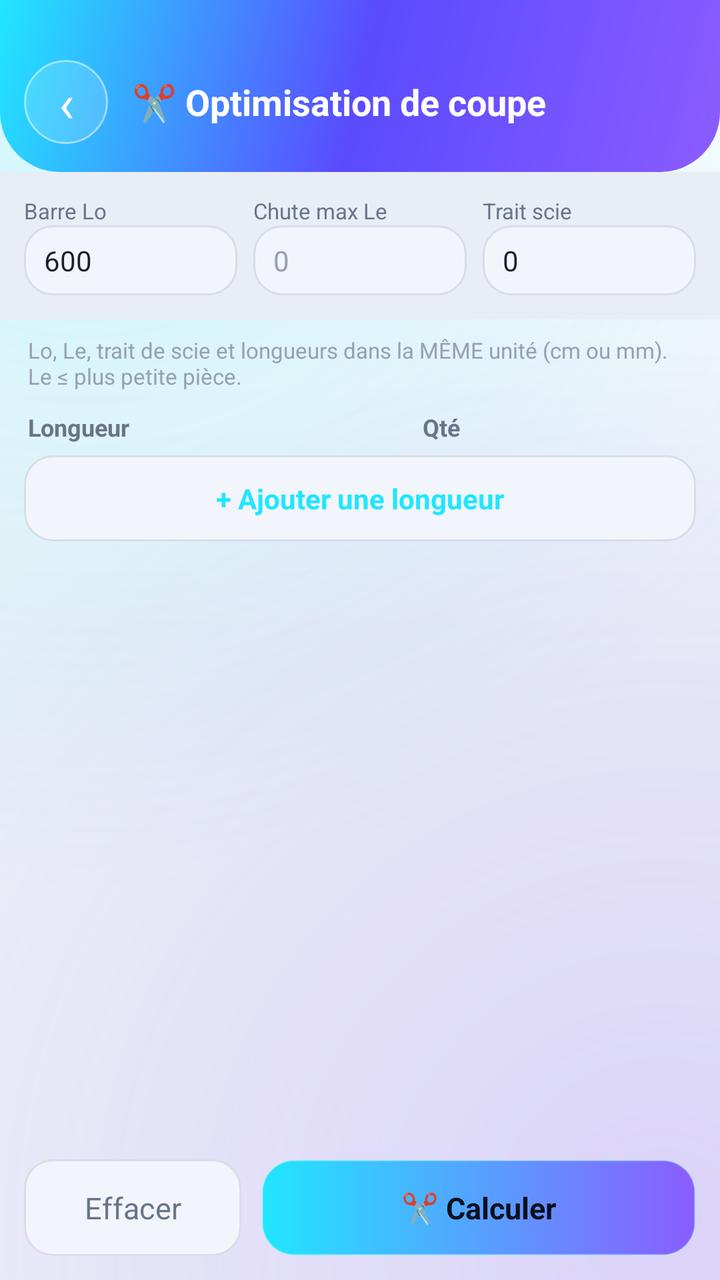
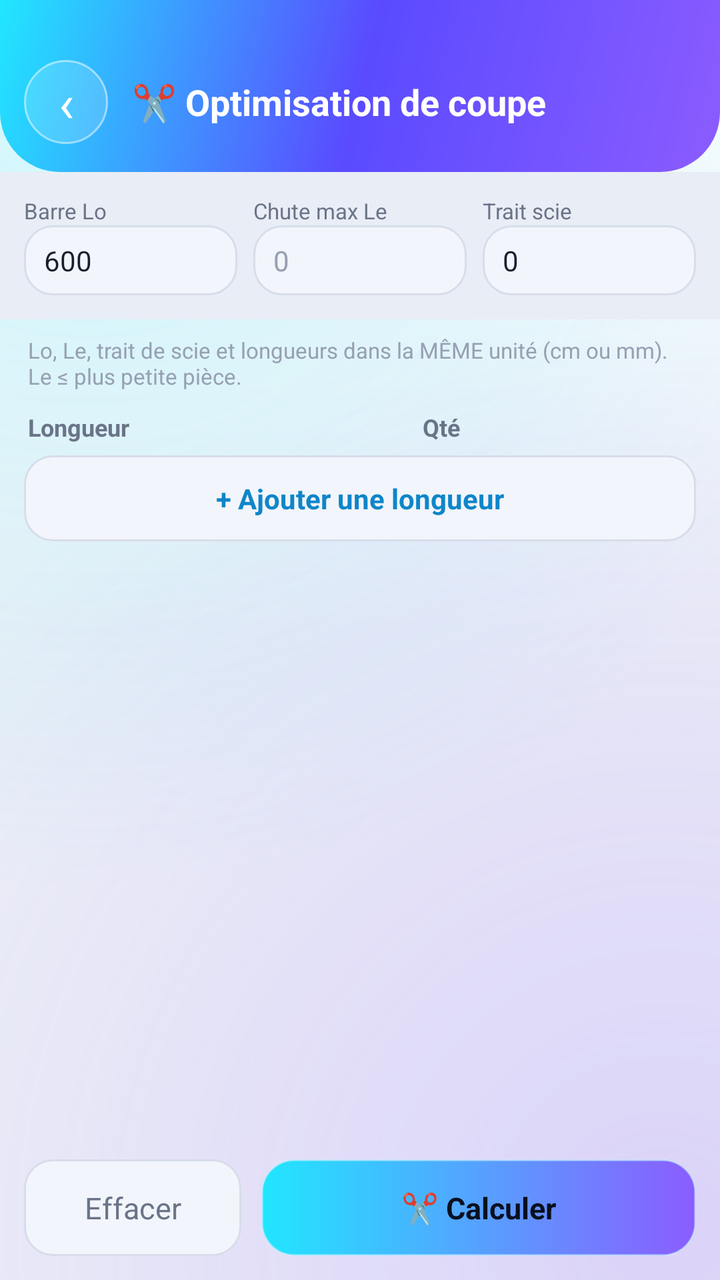

Two renders of the same Android screen: before a commit and after it. Below are the layout's source before the change and the commit's diff.
<!-- AndroidManifest.xml: application theme Theme.AluManager -->
<!-- res/layout/activity_opticoupe.xml -->
<?xml version="1.0" encoding="utf-8"?>
<LinearLayout xmlns:android="http://schemas.android.com/apk/res/android"
    android:layout_width="match_parent"
    android:layout_height="match_parent"
    android:background="@drawable/bg_space"
    android:orientation="vertical">

    <LinearLayout
        android:layout_width="match_parent"
        android:layout_height="wrap_content"
        android:background="@drawable/hero_bg"
        android:gravity="center_vertical"
        android:orientation="horizontal"
        android:paddingHorizontal="12dp"
        android:paddingTop="30dp"
        android:paddingBottom="14dp">

        <TextView
            android:id="@+id/btnBack"
            android:layout_width="42dp"
            android:layout_height="42dp"
            android:background="@drawable/avatar_circle"
            android:gravity="center"
            android:text="‹"
            android:textColor="#FFFFFF"
            android:textSize="26sp" />

        <TextView
            android:layout_width="0dp"
            android:layout_height="wrap_content"
            android:layout_marginStart="12dp"
            android:layout_weight="1"
            android:text="✂️ Optimisation de coupe"
            android:textColor="#FFFFFF"
            android:textSize="18sp"
            android:textStyle="bold" />
    </LinearLayout>

    
    <LinearLayout
        android:layout_width="match_parent"
        android:layout_height="wrap_content"
        android:background="#E9EDF5"
        android:orientation="horizontal"
        android:padding="12dp">

        <LinearLayout
            android:layout_width="0dp"
            android:layout_height="wrap_content"
            android:layout_weight="1"
            android:orientation="vertical">
            <TextView android:layout_width="wrap_content" android:layout_height="wrap_content"
                android:text="Barre Lo" android:textColor="#6A7488" android:textSize="11sp" />
            <EditText android:id="@+id/inLo" android:layout_width="match_parent" android:layout_height="wrap_content"
                android:background="@drawable/field_bg" android:inputType="numberDecimal" android:text="600"
                android:paddingHorizontal="10dp" android:paddingVertical="8dp"
                android:textColor="#18202E" android:textSize="14sp" />
        </LinearLayout>

        <View android:layout_width="8dp" android:layout_height="1dp" />

        <LinearLayout
            android:layout_width="0dp"
            android:layout_height="wrap_content"
            android:layout_weight="1"
            android:orientation="vertical">
            <TextView android:layout_width="wrap_content" android:layout_height="wrap_content"
                android:text="Chute max Le" android:textColor="#6A7488" android:textSize="11sp" />
            <EditText android:id="@+id/inLe" android:layout_width="match_parent" android:layout_height="wrap_content"
                android:background="@drawable/field_bg" android:inputType="numberDecimal" android:hint="0"
                android:paddingHorizontal="10dp" android:paddingVertical="8dp"
                android:textColor="#18202E" android:textColorHint="#97A0B2" android:textSize="14sp" />
        </LinearLayout>

        <View android:layout_width="8dp" android:layout_height="1dp" />

        <LinearLayout
            android:layout_width="0dp"
            android:layout_height="wrap_content"
            android:layout_weight="1"
            android:orientation="vertical">
            <TextView android:layout_width="wrap_content" android:layout_height="wrap_content"
                android:text="Trait scie" android:textColor="#6A7488" android:textSize="11sp" />
            <EditText android:id="@+id/inKerf" android:layout_width="match_parent" android:layout_height="wrap_content"
                android:background="@drawable/field_bg" android:inputType="numberDecimal" android:text="0"
                android:paddingHorizontal="10dp" android:paddingVertical="8dp"
                android:textColor="#18202E" android:textSize="14sp" />
        </LinearLayout>
    </LinearLayout>

    <TextView
        android:layout_width="match_parent"
        android:layout_height="wrap_content"
        android:paddingHorizontal="14dp"
        android:paddingTop="8dp"
        android:text="Lo, Le, trait de scie et longueurs dans la MÊME unité (cm ou mm). Le ≤ plus petite pièce."
        android:textColor="#97A0B2"
        android:textSize="11sp" />

    
    <LinearLayout
        android:layout_width="match_parent"
        android:layout_height="wrap_content"
        android:orientation="horizontal"
        android:paddingHorizontal="14dp"
        android:paddingTop="10dp">
        <TextView android:layout_width="0dp" android:layout_height="wrap_content" android:layout_weight="2"
            android:text="Longueur" android:textColor="#6A7488" android:textSize="12sp" android:textStyle="bold" />
        <TextView android:layout_width="0dp" android:layout_height="wrap_content" android:layout_weight="1"
            android:text="Qté" android:textColor="#6A7488" android:textSize="12sp" android:textStyle="bold" />
        <View android:layout_width="36dp" android:layout_height="1dp" />
    </LinearLayout>

    <ScrollView
        android:layout_width="match_parent"
        android:layout_height="0dp"
        android:layout_weight="1"
        android:fillViewport="true"
        android:scrollbars="none">

        <LinearLayout
            android:layout_width="match_parent"
            android:layout_height="wrap_content"
            android:orientation="vertical"
            android:paddingHorizontal="12dp"
            android:paddingBottom="20dp">

            <LinearLayout
                android:id="@+id/rowsContainer"
                android:layout_width="match_parent"
                android:layout_height="wrap_content"
                android:orientation="vertical" />

            <TextView
                android:id="@+id/btnAddRow"
                android:layout_width="match_parent"
                android:layout_height="wrap_content"
                android:layout_marginTop="6dp"
                android:background="@drawable/field_bg"
                android:gravity="center"
                android:paddingVertical="12dp"
                android:text="+ Ajouter une longueur"
                android:textColor="#21E6FF"
                android:textSize="14sp"
                android:textStyle="bold" />

            <LinearLayout
                android:id="@+id/results"
                android:layout_width="match_parent"
                android:layout_height="wrap_content"
                android:orientation="vertical" />
        </LinearLayout>
    </ScrollView>

    
    <LinearLayout
        android:layout_width="match_parent"
        android:layout_height="wrap_content"
        android:orientation="horizontal"
        android:padding="12dp">

        <TextView
            android:id="@+id/btnClear"
            android:layout_width="0dp"
            android:layout_height="wrap_content"
            android:layout_weight="1"
            android:background="@drawable/field_bg"
            android:gravity="center"
            android:paddingVertical="14dp"
            android:text="Effacer"
            android:textColor="#6A7488"
            android:textSize="15sp" />

        <View android:layout_width="10dp" android:layout_height="1dp" />

        <TextView
            android:id="@+id/btnCalc"
            android:layout_width="0dp"
            android:layout_height="wrap_content"
            android:layout_weight="2"
            android:background="@drawable/btn_primary"
            android:gravity="center"
            android:paddingVertical="14dp"
            android:text="✂️ Calculer"
            android:textColor="#08101F"
            android:textSize="15sp"
            android:textStyle="bold" />
    </LinearLayout>

</LinearLayout>
<!-- resources referenced by this layout -->
<resources>
  <!-- drawable avatar_circle (drawable) -->
  <?xml version="1.0" encoding="utf-8"?>
  <shape xmlns:android="http://schemas.android.com/apk/res/android" android:shape="oval">
      <solid android:color="#26FFFFFF" />
      <stroke android:width="1dp" android:color="#80FFFFFF" />
  </shape>
  <!-- drawable bg_space (drawable) -->
  <?xml version="1.0" encoding="utf-8"?>
  <layer-list xmlns:android="http://schemas.android.com/apk/res/android">
      <item>
          <shape android:shape="rectangle">
              <gradient
                  android:angle="270"
                  android:startColor="#FFFFFF"
                  android:centerColor="#EEF1F7"
                  android:endColor="#EEF1F7" />
          </shape>
      </item>
      
      <item>
          <shape android:shape="rectangle">
              <gradient
                  android:type="radial"
                  android:centerX="0.12"
                  android:centerY="0.04"
                  android:gradientRadius="420dp"
                  android:startColor="#3321E6FF"
                  android:endColor="#0021E6FF" />
          </shape>
      </item>
      
      <item>
          <shape android:shape="rectangle">
              <gradient
                  android:type="radial"
                  android:centerX="0.92"
                  android:centerY="0.96"
                  android:gradientRadius="460dp"
                  android:startColor="#338B5CFF"
                  android:endColor="#008B5CFF" />
          </shape>
      </item>
  </layer-list>
  <!-- drawable btn_primary (drawable) -->
  <?xml version="1.0" encoding="utf-8"?>
  <shape xmlns:android="http://schemas.android.com/apk/res/android" android:shape="rectangle">
      <gradient
          android:angle="0"
          android:startColor="#21E6FF"
          android:endColor="#8B5CFF" />
      <corners android:radius="16dp" />
      <stroke android:width="1dp" android:color="#66BFF5FF" />
  </shape>
  <!-- drawable field_bg (drawable) -->
  <?xml version="1.0" encoding="utf-8"?>
  <shape xmlns:android="http://schemas.android.com/apk/res/android" android:shape="rectangle">
      <solid android:color="#F2F5FB" />
      <corners android:radius="14dp" />
      <stroke android:width="1dp" android:color="#D7DDEA" />
  </shape>
  <!-- drawable hero_bg (drawable) -->
  <?xml version="1.0" encoding="utf-8"?>
  <shape xmlns:android="http://schemas.android.com/apk/res/android" android:shape="rectangle">
      <gradient
          android:angle="135"
          android:startColor="#8B5CFF"
          android:centerColor="#5A4BFF"
          android:endColor="#21E6FF" />
      <corners
          android:bottomLeftRadius="30dp"
          android:bottomRightRadius="30dp" />
  </shape>
  <style name="Theme.AluManager" parent="Theme.MaterialComponents.Light.NoActionBar">
          <item name="colorPrimary">@color/neon_violet</item>
          <item name="colorPrimaryVariant">@color/neon_cyan</item>
          <item name="colorOnPrimary">#08101F</item>
          <item name="colorAccent">@color/neon_cyan</item>
          <item name="android:windowBackground">@color/bg_deep</item>
          <item name="android:statusBarColor">@android:color/transparent</item>
          <item name="android:navigationBarColor">@color/bg_deep</item>
          <item name="android:windowLightStatusBar">true</item>
          <item name="android:colorBackground">@color/bg_deep</item>
      </style>
  <color name="neon_violet">#8B5CFF</color>
  <color name="neon_cyan">#21E6FF</color>
  <color name="bg_deep">#EEF1F7</color>
</resources>

<!-- the commit's change to res/layout/activity_opticoupe.xml (unified diff, before → after) -->
@@ -140,7 +140,7 @@
                 android:gravity="center"
                 android:paddingVertical="12dp"
                 android:text="+ Ajouter une longueur"
-                android:textColor="#21E6FF"
+                android:textColor="#0E86C9"
                 android:textSize="14sp"
                 android:textStyle="bold" />
 
